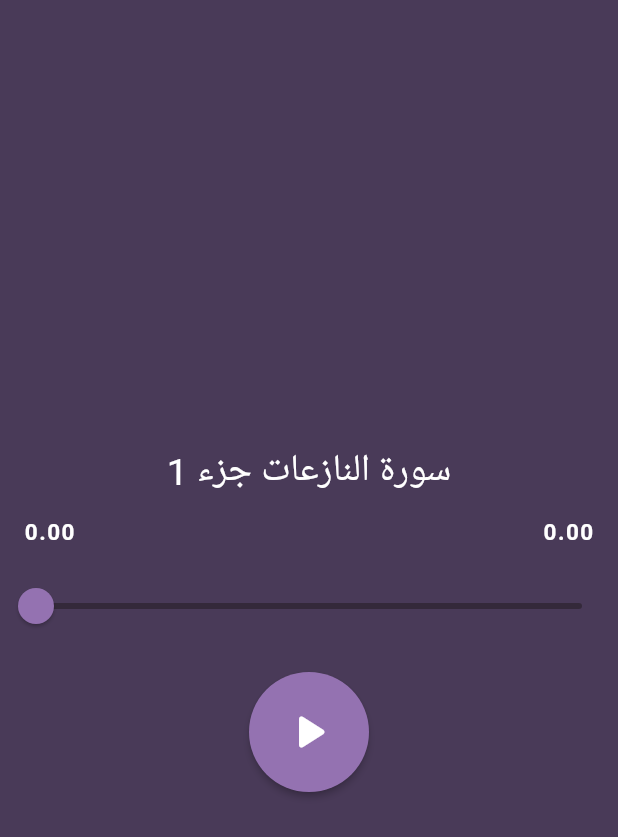
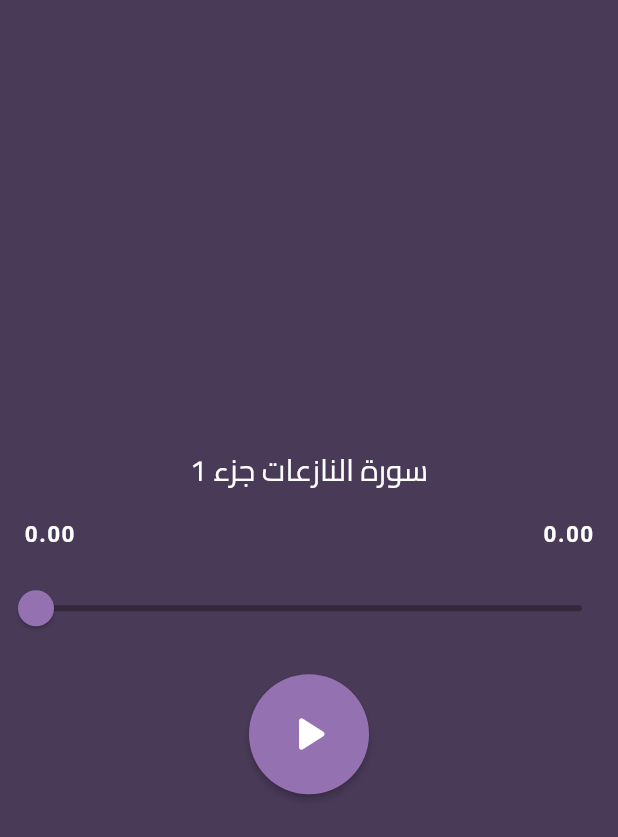
Before and after one commit to aliaaosama23/flutter_audio, a Flutter app: the screen it shows after launch, after a tap on an icon or button, on a phone screen of 412 x 824 dp. Shown: the top 837 px of the screen. Run offline on Flutter 3.47's test engine with Material 2 defaults, Android fonts, the phone set to English and light mode, and no system bars; our stand-ins replace audioplayers.

Commit message:
using ThemeData to style the whole app

```diff
--- a/lib/app_utilities/constants.dart
+++ b/lib/app_utilities/constants.dart
@@ -8,8 +8,9 @@ const Color kScaffoldBackgroundColor = Color(0xFF493A58);
 const Color kCardBackgroundColor = Color(0xFFFFD39A);
 
 const TextStyle kCardTextStyle = TextStyle(
-  fontSize: 25,
+  fontSize: 20,
   color: Color(0xFF9A0680),
+  fontFamily: 'Cairo',
 );
 const TextStyle kTimeStyle = TextStyle(
   color: Color(0xFFFFFFFF),
@@ -20,7 +21,8 @@ const TextStyle kTimeStyle = TextStyle(
 
 const TextStyle kQuranTitleStyle = TextStyle(
   color: kWhiteColor,
-  fontSize: 25,
+  fontSize: 20,
+  fontFamily: 'Cairo',
 );
 
 const TextStyle kAppBarTextStyle = TextStyle(
--- a/lib/app_widgets/musical_card.dart
+++ b/lib/app_widgets/musical_card.dart
@@ -80,7 +80,6 @@ class _MusicalCardState extends State<MusicalCard> {
   @override
   Widget build(BuildContext context) {
     return Scaffold(
-      backgroundColor: kScaffoldBackgroundColor,
       body: Column(
         mainAxisAlignment: MainAxisAlignment.center,
         children: [
--- a/lib/main.dart
+++ b/lib/main.dart
@@ -3,31 +3,41 @@ import 'package:flutter/services.dart';
 import 'app_utilities/constants.dart';
 import 'app_widgets/quraan_card.dart';
 
-void main() {
+void main() async {
   WidgetsFlutterBinding.ensureInitialized();
+
   SystemChrome.setPreferredOrientations(
-    [DeviceOrientation.portraitUp, DeviceOrientation.portraitDown],
+    [
+      DeviceOrientation.portraitUp,
+      DeviceOrientation.portraitDown,
+    ],
   );
 
-  runApp(const MyApp());
+  runApp(
+    MyApp(),
+  );
 }
 
 class MyApp extends StatelessWidget {
   const MyApp({Key? key}) : super(key: key);
   @override
   Widget build(BuildContext context) {
-    return MaterialApp(
-      theme: ThemeData(
-        appBarTheme: const AppBarTheme(
-          foregroundColor: Color(0xFFFFF5E1),
-          backgroundColor: Color(0xFF493A58),
-          titleTextStyle: TextStyle(
-            fontSize: 20.0,
-            fontFamily: 'Cairo',
+    return Directionality(
+      textDirection: TextDirection.rtl,
+      child: MaterialApp(
+        theme: ThemeData(
+          appBarTheme: const AppBarTheme(
+            backgroundColor: kScaffoldBackgroundColor,
+            titleTextStyle: TextStyle(
+              fontSize: 22.0,
+              fontFamily: 'Cairo',
+              color: Color(0xFFFFF5E1),
+            ),
           ),
+          scaffoldBackgroundColor: kScaffoldBackgroundColor,
         ),
+        home: const QuraanApp(),
       ),
-      home: const QuraanApp(),
     );
   }
 }
@@ -38,7 +48,7 @@ class QuraanApp extends StatelessWidget {
   @override
   Widget build(BuildContext context) {
     return Scaffold(
-      backgroundColor: kScaffoldBackgroundColor,
+      //backgroundColor: kScaffoldBackgroundColor,
       appBar: AppBar(
         title: const Text(
           'قرآن بصوت اسلام صبحي',
```
Also changed, not shown: 2 other files.
